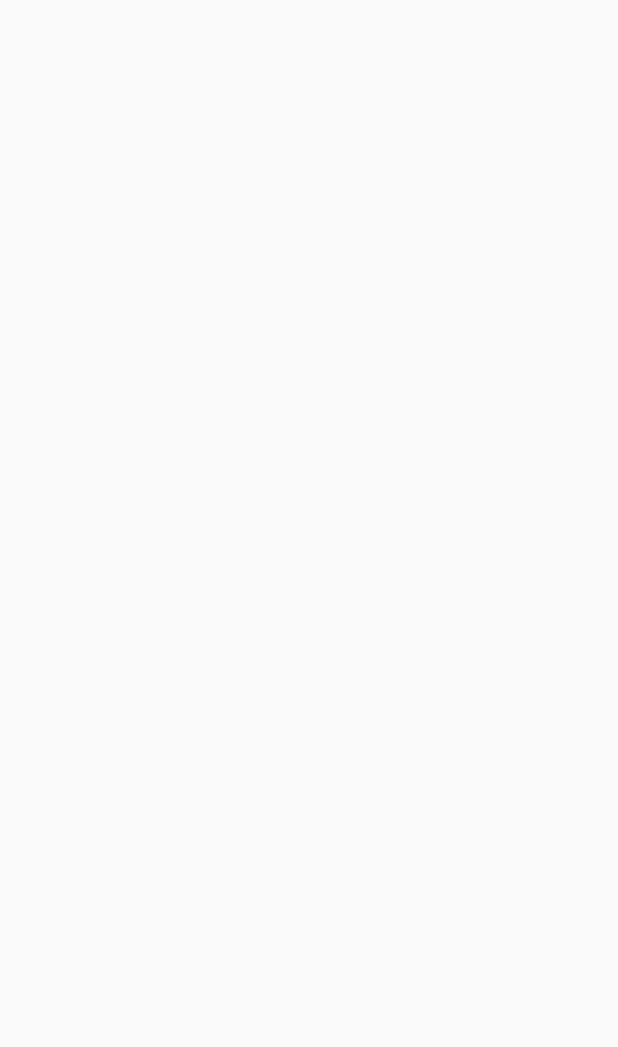
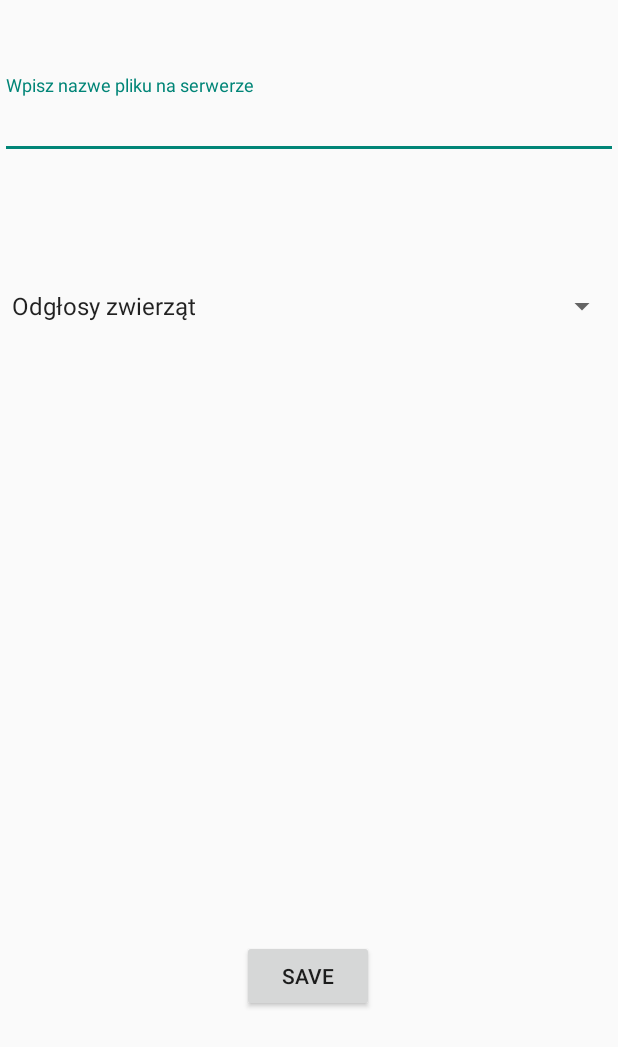
Before and after one commit to Erazmus1999/Praktyk5, an Android app: the MainActivity2 screen opened directly, with no data from a screen before it, on a phone screen of 412 x 824 dp. Before the commit the part shown is empty. Shown: the top 1047 px of the screen. Run offline under Robolectric (Android 15) with nearby library versions, the phone set to English and light mode, and no system bars; our stand-ins replace Firebase (no records; nobody signed in at launch, a user with empty details on screens opened directly).

Commit message:
Praktyki_2

```diff
--- a/app/src/main/java/pollub/ism/praktyki/MainActivity2.java
+++ b/app/src/main/java/pollub/ism/praktyki/MainActivity2.java
@@ -1,21 +1,130 @@
 package pollub.ism.praktyki;
 
+import androidx.appcompat.app.AlertDialog;
 import androidx.appcompat.app.AppCompatActivity;
+
+import android.app.ProgressDialog;
+import android.content.DialogInterface;
+import android.net.Uri;
 import android.os.Bundle;
 import android.content.Intent;
+import android.view.View;
+import android.widget.ArrayAdapter;
+import android.widget.Spinner;
 import android.widget.TextView;
+import android.widget.Toast;
+
+import com.google.android.gms.tasks.OnSuccessListener;
+import com.google.firebase.storage.FirebaseStorage;
+import com.google.firebase.storage.StorageReference;
+import com.google.firebase.storage.UploadTask;
+
+import java.io.File;import pollub.ism.praktyki.databinding.ActivityMain2Binding;
 
 public class MainActivity2 extends AppCompatActivity {
+
+    private String newName;
+    private TextView h;
+    private String path, file, category;
+    private StorageReference mStorage;
+    private ProgressDialog mProgress;
+    private ActivityMain2Binding binding;
+    private ArrayAdapter<CharSequence> adapter;
 
     @Override
     protected void onCreate(Bundle savedInstanceState) {
         super.onCreate(savedInstanceState);
-        setContentView(R.layout.activity_main2);
+        binding = ActivityMain2Binding.inflate(getLayoutInflater());
+        setContentView(binding.getRoot());
+
+        adapter = ArrayAdapter.createFromResource(this, R.array.Asortyment, android.R.layout.simple_dropdown_item_1line);
+        binding.spinner.setAdapter(adapter);
+
+
+
+        mStorage = FirebaseStorage.getInstance().getReference();
+        mProgress = new ProgressDialog(this);
 
         //przekazanie czasu nagrania przez pobranie intencji
-        Intent intencja = getIntent();
-        CharSequence wiadomosc = intencja.getCharSequenceExtra(MainActivity.KLUCZ_WIADOMOSCI);
+        Intent myIntent = getIntent();
+        CharSequence wiadomosc = myIntent.getCharSequenceExtra(MainActivity.KLUCZ_WIADOMOSCI);
+        file = myIntent.getStringExtra(MainActivity.KLUCZ_WIADOMOSCI2);
+        path = myIntent.getStringExtra(MainActivity.KLUCZ_WIADOMOSCI3);
         TextView x = findViewById(R.id.czas);
         x.setText(wiadomosc);
     }
+
+    @Override
+    public void onBackPressed() {
+        new AlertDialog.Builder(this)
+                .setIcon(android.R.drawable.ic_dialog_alert)
+                .setTitle("Anulowanie Nagrania")
+                .setMessage("Czy chcesz anulować nagranie?")
+                .setPositiveButton("Tak", new DialogInterface.OnClickListener()
+                {
+                    @Override
+                    public void onClick(DialogInterface dialog, int which) {
+                        File a = new File(path, file);
+                        if (a.exists())
+                            a.delete();
+                        finish();
+                    }
+
+                })
+                .setNegativeButton("Nie", null)
+                .show();
+    }
+
+    public void wyslij(View view)
+    {
+        h = findViewById(R.id.nazwaPliku);
+        newName = h.getText().toString();
+        newName = newName.trim();
+
+        if (newName.length() >=1)
+        {
+            newName += ".mp3";
+            File f = new File(path, file);
+            File d = new File(path, newName);
+            if(d.exists())
+            {
+                Toast.makeText(this, "Podana nazwa pliku jest juz uzywana!", Toast.LENGTH_SHORT).show();
+            }
+            else
+            {
+                if (f.renameTo(d)) {
+                    Toast.makeText(this, "Pomyślnie utworzono plik!", Toast.LENGTH_SHORT).show();
+                    uploadAudio();
+                } else {
+                    Toast.makeText(this, "Nie udało się utworzyć pliku!", Toast.LENGTH_SHORT).show();
+
+                }
+                finish();
+            }
+        }
+        else
+        {
+            Toast.makeText(this, "Nie wpisano nazwy nagrania!", Toast.LENGTH_SHORT).show();
+        }
+
+    }
+
+    private void uploadAudio()
+    {
+        category = binding.spinner.getSelectedItem().toString();
+
+        StorageReference filepath = mStorage.child("Audio").child(category).child(newName);
+
+        Uri uri = Uri.fromFile(new File(path, newName));
+        filepath.putFile(uri).addOnSuccessListener(new OnSuccessListener<UploadTask.TaskSnapshot>() {
+            @Override
+            public void onSuccess(UploadTask.TaskSnapshot taskSnapshot) {
+                mProgress.dismiss();
+
+                //Toast.makeText(MainActivity2.this, "Uploading finished!", Toast.LENGTH_SHORT).show();
+
+            }
+        });
+    }
+
 }
--- a/app/src/main/res/layout/activity_main2.xml
+++ b/app/src/main/res/layout/activity_main2.xml
@@ -9,14 +9,50 @@
 
   <TextView
 
+      android:id="@+id/czas"
       android:layout_width="wrap_content"
       android:layout_height="wrap_content"
-    android:id="@+id/czas"
+      android:layout_marginTop="100dp"
       android:textSize="24sp"
       app:layout_constraintEnd_toEndOf="parent"
       app:layout_constraintStart_toStartOf="parent"
-    app:layout_constraintTop_toTopOf="parent"
+      app:layout_constraintTop_toBottomOf="@+id/button" />
+
+  <Button
+      android:id="@+id/button"
+      android:layout_width="wrap_content"
+      android:layout_height="wrap_content"
+      android:layout_marginBottom="149dp"
+      android:onClick="wyslij"
+      android:text="@string/Save"
       app:layout_constraintBottom_toBottomOf="parent"
-    android:layout_marginBottom="0dp"/>
+      app:layout_constraintEnd_toEndOf="parent"
+      app:layout_constraintHorizontal_bias="0.498"
+      app:layout_constraintStart_toStartOf="parent" />
+
+  <com.google.android.material.textfield.TextInputLayout
+      android:id="@+id/textInputLayout"
+      android:layout_width="0dp"
+      android:layout_height="wrap_content"
+      android:layout_marginTop="50dp"
+      app:layout_constraintEnd_toEndOf="parent"
+      app:layout_constraintStart_toStartOf="parent"
+      app:layout_constraintTop_toTopOf="parent">
+
+    <com.google.android.material.textfield.TextInputEditText
+        android:id="@+id/nazwaPliku"
+        android:layout_width="match_parent"
+        android:layout_height="wrap_content"
+        android:hint="@string/hint"
+        android:textAlignment="center" />
+  </com.google.android.material.textfield.TextInputLayout>
+
+  <Spinner
+      android:id="@+id/spinner"
+      android:layout_width="match_parent"
+      android:layout_height="wrap_content"
+      android:layout_marginTop="66dp"
+      app:layout_constraintTop_toBottomOf="@+id/textInputLayout"
+      tools:layout_editor_absoluteX="-16dp" />
 
 </androidx.constraintlayout.widget.ConstraintLayout>
--- /dev/null
+++ b/app/src/main/res/values/string_array.xml
@@ -0,0 +1,16 @@
+<?xml version="1.0" encoding="utf-8"?>
+
+<resources>
+
+    <string-array name="Asortyment">
+
+        <item> Odgłosy zwierząt </item>
+        <item> Dźwięki kuchenne </item>
+        <item> Odgłosy natury </item>
+        <item> Samochody </item>
+        <item> Rozmowa </item>
+        <item> Inne </item>
+
+    </string-array>
+
+</resources>
--- a/app/src/main/res/values/strings.xml
+++ b/app/src/main/res/values/strings.xml
@@ -21,6 +21,8 @@
     <string name="Record">Record</string>
     <string name="Search">Search</string>
     <string name="title_activity_settings">SettingsActivity</string>
+    <string name="Save">Save</string>
+    <string name="hint">Wpisz nazwe pliku na serwerze</string>
 
     <!-- Preference Titles -->
     <string name="messages_header">Messages</string>
--- a/build.gradle
+++ b/build.gradle
@@ -6,6 +6,7 @@ buildscript {
     }
     dependencies {
         classpath "com.android.tools.build:gradle:4.2.2"
+        classpath 'com.google.gms:google-services:4.3.8'
 
         // NOTE: Do not place your application dependencies here; they belong
         // in the individual module build.gradle files
```
Also changed, not shown: app/build.gradle (+7 -0 lines), app/src/main/java/pollub/ism/praktyki/MainActivity.java (+77 -28 lines), app/src/main/java/pollub/ism/praktyki/SearchActivity.java (+36 -4 lines), app/src/main/res/layout/activity_main.xml (+7 -28 lines), app/src/main/res/layout/activity_record.xml (deleted, +0 -101 lines), app/src/main/res/layout/activity_search.xml (+13 -0 lines), app/src/main/res/menu/menu.xml (+3 -7 lines), app/src/main/res/img/1846899.png (deleted), 1 other file. Lines whose indentation alone changed are shown as unchanged.
